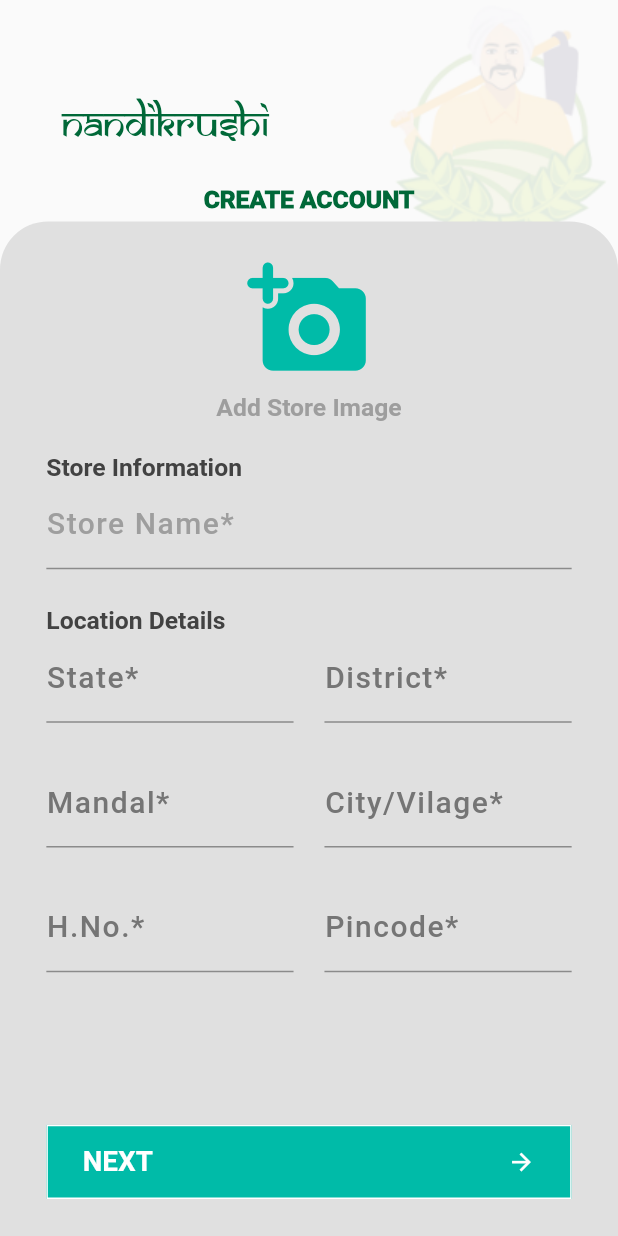
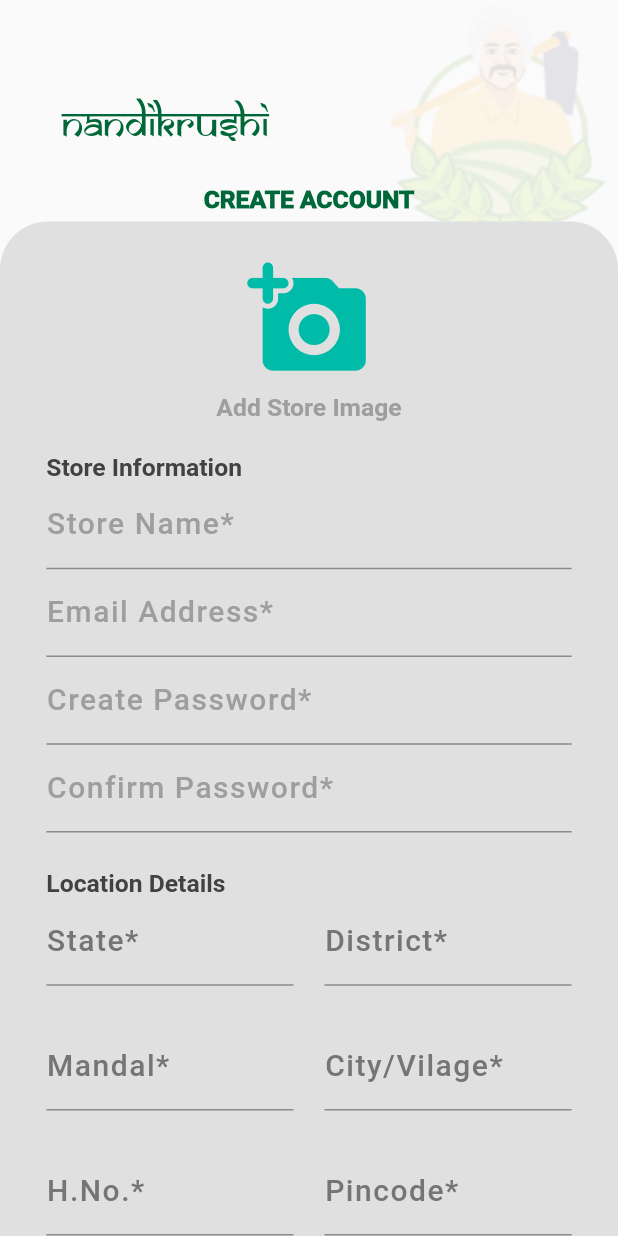
Before and after one commit to manasmalla-dev/nandikrushi, a Flutter app: the RegistrationScreen screen opened directly, on a phone screen of 412 x 824 dp. Run offline on Flutter 3.47's test engine with Material 2 defaults, Android fonts, the phone set to English and light mode, and no system bars; our stand-ins replace animated_bottom_navigation_bar, firebase_auth, firebase_core, geocoding, geolocator, image_picker and 5 more; missing offline and left inert: alt_sms_autofill, flutter_google_places, google_maps_webservice; accounts and stored records are empty.

Commit message:
Registration with Email

```diff
--- a/lib/reusable_widgets/textfield_widget.dart
+++ b/lib/reusable_widgets/textfield_widget.dart
@@ -6,6 +6,7 @@ import 'package:nandikrushifarmer/reusable_widgets/text_wid.dart';
 class TextFieldWidget extends StatelessWidget {
   final String? text;
   final String? hint;
+  final bool obscureText;
   final String? validateMsg;
   final bool showCounter;
   final TextInputType? keyBoardType;
@@ -49,6 +50,7 @@ class TextFieldWidget extends StatelessWidget {
       this.postIcon,
       this.postIconColor,
       this.focus,
+      this.obscureText = false,
       this.showCounter = false,
       this.focusBorderColor,
       this.focusBorderRadius,
@@ -138,6 +140,7 @@ class TextFieldWidget extends StatelessWidget {
       autofocus: focus ?? false,
       maxLines: maxLines,
       maxLength: maxLength,
+      obscureText: obscureText,
       textInputAction: textInputAction,
       onFieldSubmitted: (value) {
         if (onSubmitField != null) {
--- a/lib/view/login/registration.dart
+++ b/lib/view/login/registration.dart
@@ -51,7 +51,10 @@ class _RegistrationScreenState extends State<RegistrationScreen> {
     'mandal': TextEditingController(),
     'district': TextEditingController(),
     'state': TextEditingController(),
-    'pincode': TextEditingController()
+    'pincode': TextEditingController(),
+    'email': TextEditingController(),
+    'password': TextEditingController(),
+    'c_password': TextEditingController(),
   };
   var checkBoxStatesText = [
     'Self Declared Natural Farmer',
@@ -149,7 +152,7 @@ class _RegistrationScreenState extends State<RegistrationScreen> {
         itemBuilder: (context, pageIndex) {
           return SingleChildScrollView(
             child: SizedBox(
-              height: height(context),
+              height: height(context) * 1.2,
               width: width(context),
               child: Stack(
                 children: [
@@ -269,6 +272,31 @@ class _RegistrationScreenState extends State<RegistrationScreen> {
                                               '${SpotmiesTheme.appTheme == UserAppTheme.farmer ? "Farmer" : SpotmiesTheme.appTheme == UserAppTheme.store ? "Store" : "Restaurant"} Name',
                                           hintSize: 20,
                                           style: fonts(20.0, FontWeight.w500,
+                                              Colors.black),
+                                        ),
+                                        TextFieldWidget(
+                                          controller: formControllers['email'],
+                                          label: 'Email Address',
+                                          hintSize: 20,
+                                          style: fonts(20.0, FontWeight.w400,
+                                              Colors.black),
+                                        ),
+                                        TextFieldWidget(
+                                          controller:
+                                              formControllers['password'],
+                                          label: 'Create Password',
+                                          obscureText: true,
+                                          hintSize: 20,
+                                          style: fonts(20.0, FontWeight.w400,
+                                              Colors.black),
+                                        ),
+                                        TextFieldWidget(
+                                          controller:
+                                              formControllers['c_password'],
+                                          label: 'Confirm Password',
+                                          hintSize: 20,
+                                          obscureText: true,
+                                          style: fonts(20.0, FontWeight.w400,
                                               Colors.black),
                                         ),
                                         SizedBox(
```
